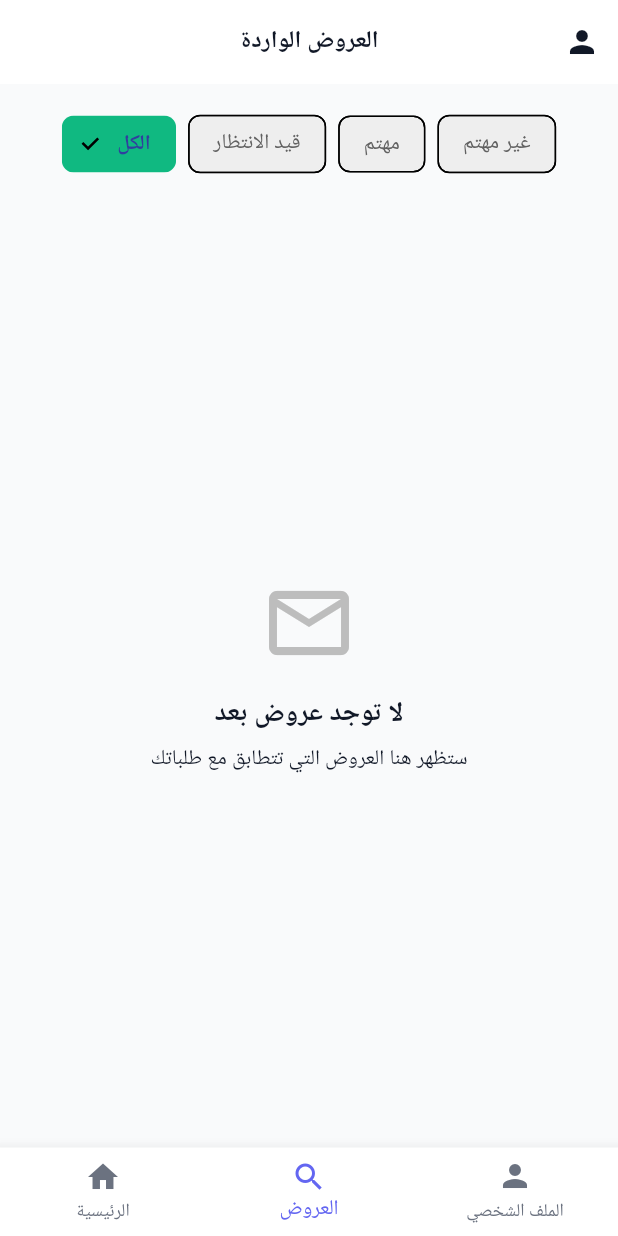
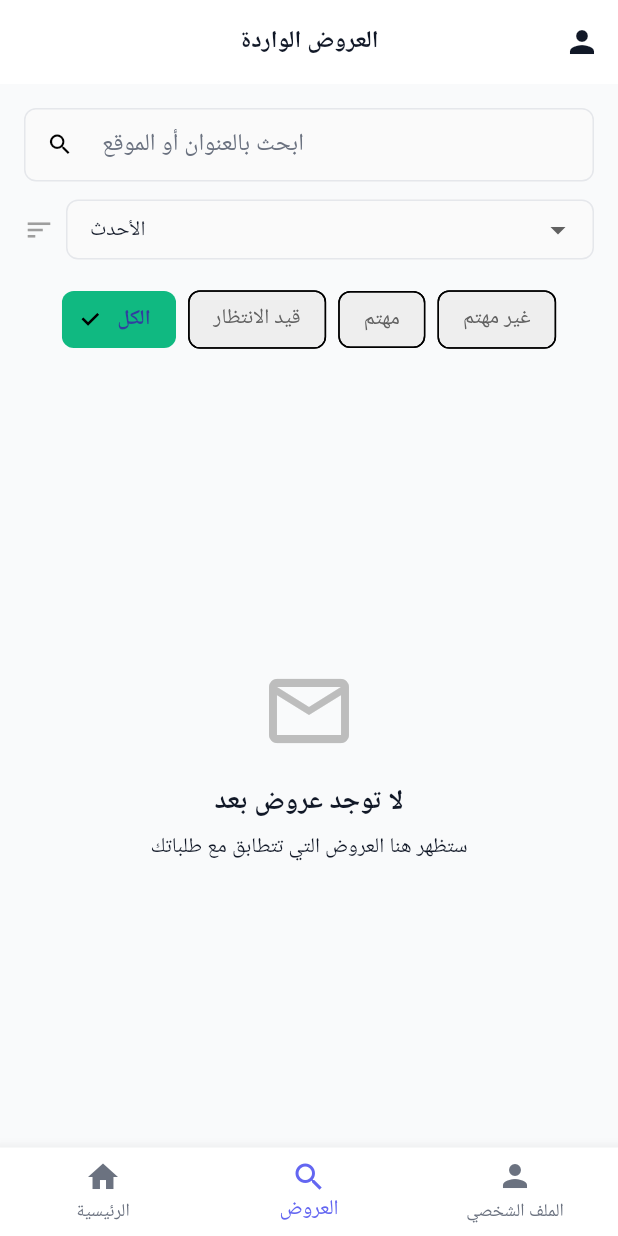
Before and after one commit to Hamzaaltaee91/360home, a Flutter app: the BrowseOffersScreen screen opened by its route, on a phone screen of 412 x 824 dp. Run offline on Flutter 3.47's test engine with Material 3 defaults, Android fonts, the phone set to English and light mode, and no system bars; our stand-ins replace flutter_dotenv, geolocator, go_router, image_picker, shared_preferences, supabase_flutter; accounts and stored records are empty; statements that could not run were skipped.

Commit message:
feat: add search, sort, and filtering controls to browse offers screen
Co-authored-by: aider (deepseek/deepseek-chat) <aider@aider.chat>

```diff
--- a/lib/screens/buyer/browse_offers_screen.dart
+++ b/lib/screens/buyer/browse_offers_screen.dart
@@ -15,11 +15,20 @@ class BrowseOffersScreen extends StatefulWidget {
 class _BrowseOffersScreenState extends State<BrowseOffersScreen> {
   late Future<List<RealtorOffer>> _offersFuture;
   String _selectedFilter = 'all'; // 'all', 'pending', 'interested'
+  String _sortBy = 'newest'; // 'newest', 'price_asc', 'price_desc'
+  final TextEditingController _searchController = TextEditingController();
+  String _searchQuery = '';
 
   @override
   void initState() {
     super.initState();
     _loadOffers();
+  }
+
+  @override
+  void dispose() {
+    _searchController.dispose();
+    super.dispose();
   }
 
   void _loadOffers() {
@@ -56,6 +65,32 @@ class _BrowseOffersScreenState extends State<BrowseOffersScreen> {
       default:
         return offers.where((o) => o.buyerResponse == null).toList();
     }
+  }
+
+  List<RealtorOffer> _searchOffers(List<RealtorOffer> offers) {
+    final query = _searchQuery.trim().toLowerCase();
+    if (query.isEmpty) return offers;
+
+    return offers.where((o) {
+      return o.propertyTitle.toLowerCase().contains(query) ||
+          o.propertyAddress.toLowerCase().contains(query);
+    }).toList();
+  }
+
+  List<RealtorOffer> _sortOffers(List<RealtorOffer> offers) {
+    final sorted = List<RealtorOffer>.from(offers);
+    switch (_sortBy) {
+      case 'price_asc':
+        sorted.sort((a, b) => a.offeredPrice.compareTo(b.offeredPrice));
+        break;
+      case 'price_desc':
+        sorted.sort((a, b) => b.offeredPrice.compareTo(a.offeredPrice));
+        break;
+      case 'newest':
+      default:
+        sorted.sort((a, b) => b.createdAt.compareTo(a.createdAt));
+    }
+    return sorted;
   }
 
   Future<void> _respondToOffer(
@@ -98,6 +133,73 @@ class _BrowseOffersScreenState extends State<BrowseOffersScreen> {
       ),
       body: Column(
         children: [
+          // Search Field
+          Padding(
+            padding: const EdgeInsets.fromLTRB(16, 16, 16, 0),
+            child: TextField(
+              controller: _searchController,
+              onChanged: (value) => setState(() => _searchQuery = value),
+              decoration: InputDecoration(
+                hintText: 'ابحث بالعنوان أو الموقع',
+                prefixIcon: const Icon(Icons.search),
+                suffixIcon: _searchQuery.isEmpty
+                    ? null
+                    : IconButton(
+                        icon: const Icon(Icons.clear),
+                        onPressed: () {
+                          _searchController.clear();
+                          setState(() => _searchQuery = '');
+                        },
+                      ),
+                border: OutlineInputBorder(
+                  borderRadius: BorderRadius.circular(12),
+                ),
+                isDense: true,
+              ),
+            ),
+          ),
+          // Sort Dropdown
+          Padding(
+            padding: const EdgeInsets.fromLTRB(16, 12, 16, 0),
+            child: Row(
+              children: [
+                const Icon(Icons.sort, size: 20, color: Colors.grey),
+                const SizedBox(width: 8),
+                Expanded(
+                  child: DropdownButtonFormField<String>(
+                    value: _sortBy,
+                    decoration: InputDecoration(
+                      border: OutlineInputBorder(
+                        borderRadius: BorderRadius.circular(12),
+                      ),
+                      isDense: true,
+                      contentPadding: const EdgeInsets.symmetric(
+                        horizontal: 12,
+                        vertical: 8,
+                      ),
+                    ),
+                    items: const [
+                      DropdownMenuItem(
+                        value: 'newest',
+                        child: Text('الأحدث'),
+                      ),
+                      DropdownMenuItem(
+                        value: 'price_asc',
+                        child: Text('السعر: من الأقل للأعلى'),
+                      ),
+                      DropdownMenuItem(
+                        value: 'price_desc',
+                        child: Text('السعر: من الأعلى للأقل'),
+                      ),
+                    ],
+                    onChanged: (value) {
+                      if (value != null) setState(() => _sortBy = value);
+                    },
+                  ),
+                ),
+              ],
+            ),
+          ),
           // Filter Pills
           SingleChildScrollView(
             scrollDirection: Axis.horizontal,
@@ -152,9 +254,11 @@ class _BrowseOffersScreenState extends State<BrowseOffersScreen> {
                 }
 
                 final allOffers = snapshot.data ?? [];
-                final filteredOffers = _selectedFilter == 'all'
+                final statusFiltered = _selectedFilter == 'all'
                     ? allOffers
                     : _filterOffers(allOffers);
+                final filteredOffers =
+                    _sortOffers(_searchOffers(statusFiltered));
 
                 if (filteredOffers.isEmpty) {
                   return Center(
@@ -168,9 +272,11 @@ class _BrowseOffersScreenState extends State<BrowseOffersScreen> {
                         ),
                         const SizedBox(height: 16),
                         Text(
-                          _selectedFilter == 'all'
-                              ? 'لا توجد عروض بعد'
-                              : 'لا توجد عروض في هذه الفئة',
+                          _searchQuery.isNotEmpty
+                              ? 'لا توجد نتائج مطابقة'
+                              : _selectedFilter == 'all'
+                                  ? 'لا توجد عروض بعد'
+                                  : 'لا توجد عروض في هذه الفئة',
                           style: Theme.of(context).textTheme.headlineSmall,
                         ),
                         const SizedBox(height: 8),
```
Also changed, not shown: 1 other file.
